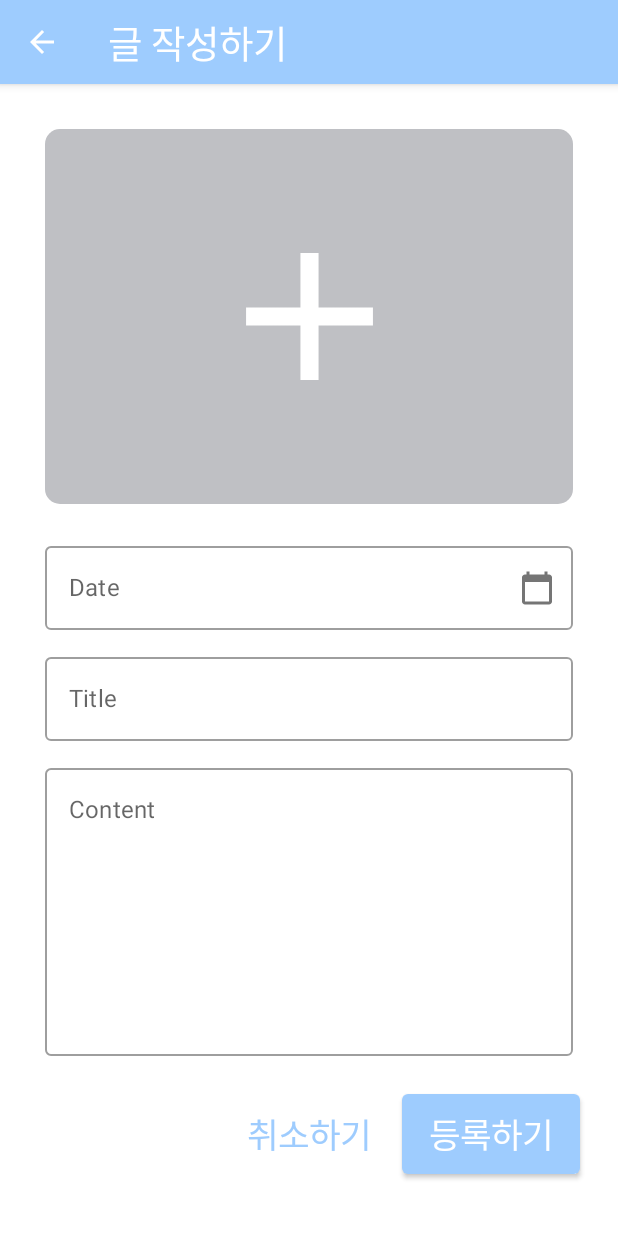
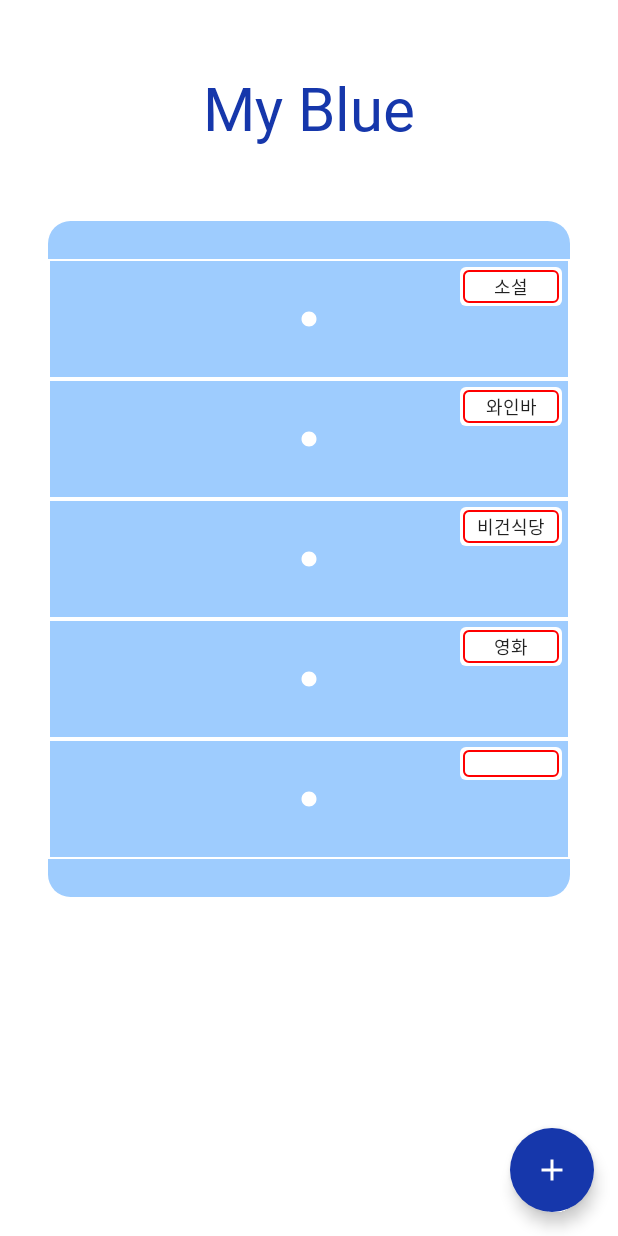
Before and after one commit to yunjj21-GitHub/MyBlue, an Android app built with Jetpack Compose: the screen it shows after launch (MainActivity), on a phone screen of 412 x 824 dp. Run offline under Robolectric (Android 15) with nearby library versions, the light colour scheme and no system bars; Roboto replaces fonts that are not available here.

Commit message:
navigation component 적용
navigation component 적용

```diff
--- a/app/src/main/java/com/yunjung/myblue/feature_note/presentation/MainActivity.kt
+++ b/app/src/main/java/com/yunjung/myblue/feature_note/presentation/MainActivity.kt
@@ -8,9 +8,16 @@ import androidx.compose.material.Surface
 import androidx.compose.material.Text
 import androidx.compose.runtime.Composable
 import androidx.compose.ui.tooling.preview.Preview
+import androidx.navigation.NavType
+import androidx.navigation.compose.NavHost
+import androidx.navigation.compose.composable
+import androidx.navigation.compose.rememberNavController
+import androidx.navigation.navArgument
 import com.yunjung.myblue.feature_note.domain.model.Note
 import com.yunjung.myblue.feature_note.presentation.add_edit_note.AddEditNoteScreen
+import com.yunjung.myblue.feature_note.presentation.drawer.DrawerScreen
 import com.yunjung.myblue.feature_note.presentation.notes.NotesScreen
+import com.yunjung.myblue.feature_note.presentation.util.Screen
 import com.yunjung.myblue.ui.theme.MyBlueTheme
 
 class MainActivity : ComponentActivity() {
@@ -19,8 +26,47 @@ class MainActivity : ComponentActivity() {
         setContent {
             MyBlueTheme {
                 Surface(color = MaterialTheme.colors.background) {
-                    // 화면간의 이동만 정의
-                    AddEditNoteScreen()
+
+                    val navController = rememberNavController()
+
+                    // NavHost 생성
+                    NavHost(
+                        navController = navController,
+                        startDestination = Screen.DrawerScreen.route // DrawerScreen을 시작화면으로 지정
+                    ){
+                        // DrawerScreen(시작화면)으로 이동
+                        composable(route = Screen.DrawerScreen.route){
+                            DrawerScreen(navController)
+                        }
+
+                        // NotesScreen으로 이동
+                        composable(
+                            route = Screen.NotesScreen.route + "/{name}",
+                            arguments = listOf(
+                                navArgument("name") {
+                                    type = NavType.StringType
+                                }
+                            )
+                        ){ backStackEntry ->
+                            NotesScreen(
+                                navController = navController,
+                                name = backStackEntry.arguments?.getString("name").toString()
+                            )
+                        }
+
+                        // AddEditScreen으로 이동
+                        composable(route = Screen.AddEditNoteScreen.route + "/{name}",
+                            arguments = listOf(
+                                navArgument("name") {
+                                    type = NavType.StringType
+                                }
+                            )) { backStackEntry ->
+                            AddEditNoteScreen(
+                                navController = navController ,
+                                name = backStackEntry.arguments?.getString("name").toString()
+                            )
+                        }
+                    }
                 }
             }
         }
@@ -44,6 +90,6 @@ fun MainPreview() {
     MyBlueTheme {
         // DrawerScreen(drawerNames = drawerNames)
         // NotesScreen(name = "와인바" , notes = notes)
-        AddEditNoteScreen()
+        // AddEditNoteScreen()
     }
 }
--- a/app/src/main/java/com/yunjung/myblue/feature_note/presentation/add_edit_note/AddEditNoteScreen.kt
+++ b/app/src/main/java/com/yunjung/myblue/feature_note/presentation/add_edit_note/AddEditNoteScreen.kt
@@ -29,9 +29,14 @@ import com.yunjung.myblue.R
 import com.yunjung.myblue.ui.theme.*
 import androidx.compose.runtime.getValue
 import androidx.compose.runtime.setValue
+import androidx.navigation.NavController
+import androidx.navigation.compose.rememberNavController
 
 @Composable
-fun AddEditNoteScreen() {
+fun AddEditNoteScreen(
+    navController: NavController,
+    name : String
+) {
     Scaffold(
         scaffoldState = rememberScaffoldState(),
         topBar = {
@@ -39,12 +44,12 @@ fun AddEditNoteScreen() {
                 title = {
                     Text(
                         text = "글 작성하기",
-                        style = TextStyle(fontSize = 25.sp, fontFamily = YUniverse)
+                        style = TextStyle(fontSize = 20.sp, fontFamily = YUniverse)
                     )
                 },
                 navigationIcon = {
                     IconButton(onClick = {
-                        // BackButton Click Event
+                        navController.navigateUp() // 뒤로가기
                     }) {
                         Icon(imageVector = Icons.Filled.ArrowBack , contentDescription = "backIcon")
                     }
@@ -130,7 +135,7 @@ fun AddEditNoteScreen() {
                     Text(
                         text = "취소하기",
                         color = mainColor,
-                        style = TextStyle(fontSize = 23.sp, fontFamily = YUniverse),
+                        style = TextStyle(fontSize = 18.sp, fontFamily = YUniverse),
                         modifier = Modifier.padding(2.dp),
                         textAlign = TextAlign.Center
                     )
@@ -147,7 +152,7 @@ fun AddEditNoteScreen() {
                     Text(
                         text = "등록하기",
                         color = Color.White,
-                        style = TextStyle(fontSize = 23.sp, fontFamily = YUniverse),
+                        style = TextStyle(fontSize = 18.sp, fontFamily = YUniverse),
                         modifier = Modifier.padding(2.dp),
                         textAlign = TextAlign.Center
                     )
@@ -161,6 +166,6 @@ fun AddEditNoteScreen() {
 @Composable
 fun AddEditNotePreView(){
     MyBlueTheme {
-        AddEditNoteScreen()
+        AddEditNoteScreen(rememberNavController(), "소설")
     }
 }
--- a/app/src/main/java/com/yunjung/myblue/feature_note/presentation/drawer/components/DrawerItem.kt
+++ b/app/src/main/java/com/yunjung/myblue/feature_note/presentation/drawer/components/DrawerItem.kt
@@ -3,6 +3,7 @@ package com.yunjung.myblue.feature_note.presentation.drawer.components
 import androidx.compose.foundation.Image
 import androidx.compose.foundation.background
 import androidx.compose.foundation.border
+import androidx.compose.foundation.clickable
 import androidx.compose.foundation.layout.*
 import androidx.compose.foundation.shape.RoundedCornerShape
 import androidx.compose.material.Text
@@ -19,23 +20,31 @@ import androidx.compose.ui.text.style.TextAlign
 import androidx.compose.ui.tooling.preview.Preview
 import androidx.compose.ui.unit.dp
 import androidx.compose.ui.unit.sp
+import androidx.navigation.NavController
+import androidx.navigation.compose.rememberNavController
 import com.yunjung.myblue.ui.theme.MyBlueTheme
 import com.yunjung.myblue.ui.theme.pointColor
 import com.yunjung.myblue.R
+import com.yunjung.myblue.feature_note.presentation.util.Screen
 import com.yunjung.myblue.ui.theme.Donoun
 import com.yunjung.myblue.ui.theme.mainColor
 
 @Composable
 fun DrawerItem(
+    navController: NavController,
     name : String
 ) {
     Box(
         modifier = Modifier
-            .padding(32.dp, 0.dp, 32.dp, 0.dp) // Outer Padding
+            .padding(32.dp , 0.dp , 32.dp , 0.dp) // Outer Padding
             .background(color = mainColor)
-            .border(1.dp, SolidColor(Color.White), RectangleShape)
+            .border(1.dp , SolidColor(Color.White) , RectangleShape)
             .height(80.dp)
             .fillMaxWidth()
+            .clickable {
+                // NotesScreen으로 이동
+                navController.navigate(Screen.NotesScreen.route + "/$name")
+            }
     ){
         // 이름표
         Row(
@@ -51,8 +60,10 @@ fun DrawerItem(
                 style = TextStyle(fontSize = 12.sp, fontFamily = Donoun),
                 modifier = Modifier
                     .background(Color.White)
-                    .border(1.dp, SolidColor(Color.Red) ,
-                        RoundedCornerShape(4.dp))
+                    .border(
+                        1.dp , SolidColor(Color.Red) ,
+                        RoundedCornerShape(4.dp)
+                    )
                     .width(64.dp)
                     .padding(2.dp), // Inner Padding
                  textAlign = TextAlign.Center
@@ -74,6 +85,6 @@ fun DrawerItem(
 @Composable
 fun DrawerItemPreview() {
     MyBlueTheme {
-        DrawerItem("와인바")
+        // DrawerItem("와인바")
     }
 }
--- /dev/null
+++ b/app/src/main/java/com/yunjung/myblue/feature_note/presentation/util/Screen.kt
@@ -0,0 +1,7 @@
+package com.yunjung.myblue.feature_note.presentation.util
+
+sealed class Screen(val route : String){
+    object DrawerScreen : Screen("drawer_screen")
+    object NotesScreen : Screen("notes_screen")
+    object AddEditNoteScreen : Screen("add_edit_note_screen")
+}
```
Also changed, not shown: app/src/main/java/com/yunjung/myblue/feature_note/presentation/drawer/DrawerScreen.kt (+11 -5 lines), app/src/main/java/com/yunjung/myblue/feature_note/presentation/notes/NotesScreen.kt (+20 -24 lines).
